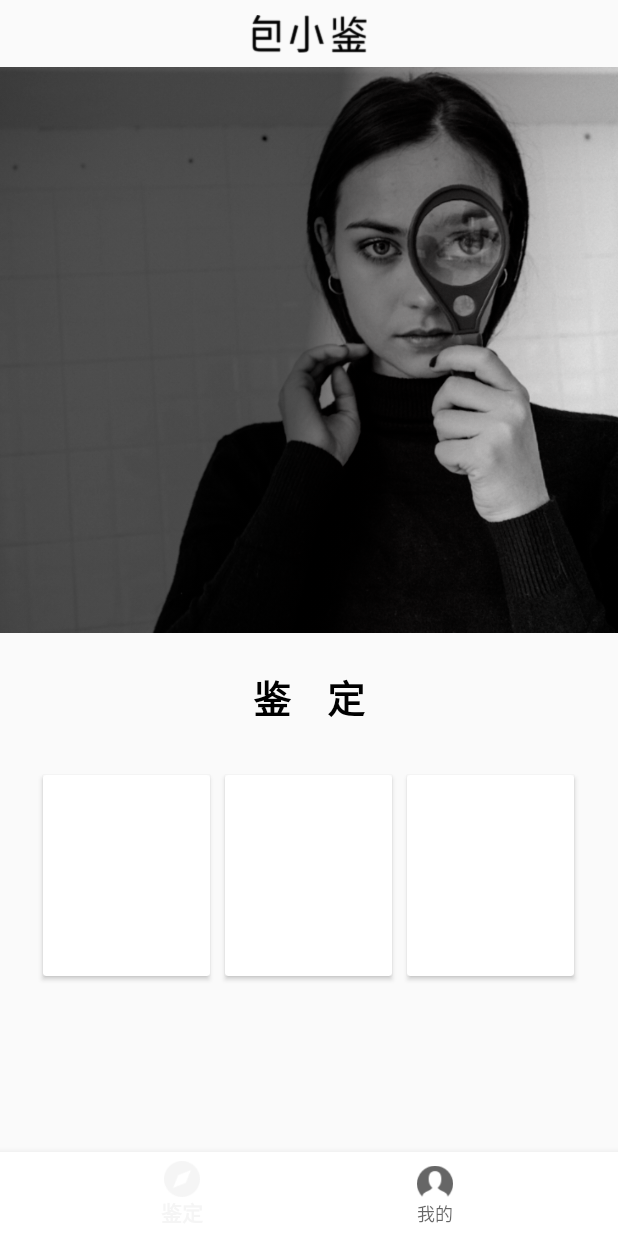
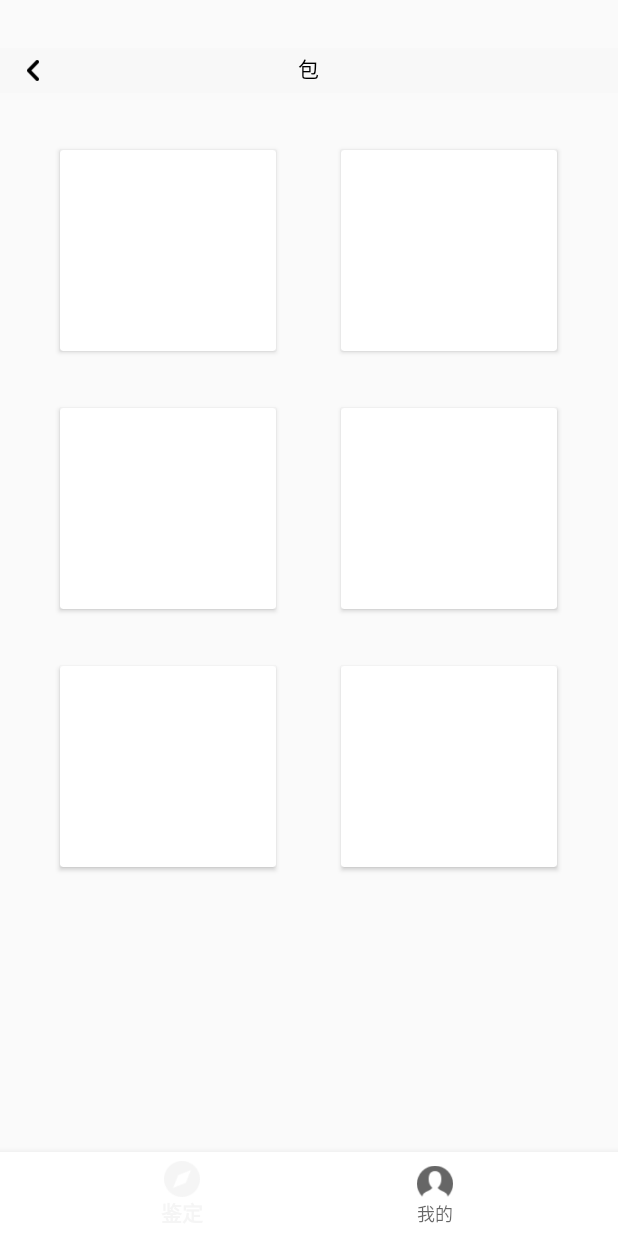
Before and after one commit to BlackRxing/baobao, an Android app: the screen it shows after launch (MainActivity), after a tap on an icon or button, on a phone screen of 412 x 824 dp. Run offline under Robolectric (Android 15) with nearby library versions, the phone set to English and light mode, and no system bars; libraries missing offline, so code that uses them is left out: com.blankj.utilcode; pictures from the network do not load; 2 statements that could not run were skipped.

Commit message:
首页与子分类页切换（通过设置布局visibility实现）

```diff
--- a/app/src/main/java/com/example/baoxiaojianapp/baoxiaojianapp/fragment/AppraisalFragment.java
+++ b/app/src/main/java/com/example/baoxiaojianapp/baoxiaojianapp/fragment/AppraisalFragment.java
@@ -21,6 +21,10 @@ import android.util.Log;
 import android.view.LayoutInflater;
 import android.view.View;
 import android.view.ViewGroup;
+import android.widget.Button;
+import android.widget.LinearLayout;
+import android.widget.RelativeLayout;
+import android.widget.TextView;
 
 import com.blankj.utilcode.util.ToastUtils;
 import com.bumptech.glide.Glide;
@@ -45,6 +49,10 @@ public class AppraisalFragment extends Fragment implements View.OnClickListener
     private CardView shoeCard;
     private CardView bagCard;
     private CardView watchCard;
+    private LinearLayout subclassLayout;
+    private RelativeLayout mainappraisalLayout;
+    private Button subclassButton;
+    private TextView subclassText;
     @Override
     public void onCreate(Bundle savedInstanceState) {
         super.onCreate(savedInstanceState);
@@ -56,6 +64,7 @@ public class AppraisalFragment extends Fragment implements View.OnClickListener
         shoeCard.setOnClickListener(this);
         bagCard.setOnClickListener(this);
         watchCard.setOnClickListener(this);
+        subclassButton.setOnClickListener(this);
     }
 
     private void loadPic(){
@@ -119,12 +128,46 @@ public class AppraisalFragment extends Fragment implements View.OnClickListener
         shoeCard=view.findViewById(R.id.shoe_card);
         bagCard=view.findViewById(R.id.bag_card);
         watchCard=view.findViewById(R.id.watch_card);
+        mainappraisalLayout=view.findViewById(R.id.mainappraisal_layout);
+        subclassLayout=view.findViewById(R.id.mainappraisal_subclass_layout);
+        subclassButton=view.findViewById(R.id.mainappraisal_subclass_button);
+        subclassText=view.findViewById(R.id.subclass_text);
         init();
         return view;
     }
 
+    private void showSubclass(int i){
+        switch (i){
+            case 0:
+                subclassText.setText("包");
+                break;
+            case 1:
+                subclassText.setText("表");
+                break;
+            case 2:
+                subclassText.setText("鞋");
+                break;
+        }
+        subclassLayout.setVisibility(View.VISIBLE);
+        mainappraisalLayout.setVisibility(View.INVISIBLE);
+    }
+
     @Override
     public void onClick(View v) {
-
+        switch (v.getId()){
+            case R.id.mainappraisal_subclass_button:
+                subclassLayout.setVisibility(View.INVISIBLE);
+                mainappraisalLayout.setVisibility(View.VISIBLE);
+                break;
+            case R.id.bag_card:
+                showSubclass(0);
+                break;
+            case R.id.shoe_card:
+                showSubclass(1);
+                break;
+            case R.id.watch_card:
+                showSubclass(2);
+                break;
+        }
     }
 }
--- a/app/src/main/res/layout/fragment_appraisal.xml
+++ b/app/src/main/res/layout/fragment_appraisal.xml
@@ -4,8 +4,10 @@
     android:layout_width="match_parent"
     android:layout_height="match_parent"
     tools:context=".baoxiaojianapp.fragment.AppraisalFragment">
-
+    <include layout="@layout/mainappraisal_subclass_layout"
+        android:visibility="gone"/>
     <RelativeLayout
+        android:id="@+id/mainappraisal_layout"
         android:layout_width="match_parent"
         android:layout_height="match_parent">
 
--- a/app/src/main/res/layout/mainappraisal_subclass_layout.xml
+++ b/app/src/main/res/layout/mainappraisal_subclass_layout.xml
@@ -2,19 +2,22 @@
 <LinearLayout xmlns:android="http://schemas.android.com/apk/res/android"
     android:orientation="vertical"
     android:layout_width="match_parent"
-    android:layout_height="match_parent">
+    android:layout_height="match_parent"
+    android:id="@+id/mainappraisal_subclass_layout">
     <RelativeLayout
         android:layout_width="match_parent"
         android:layout_height="30dp"
         android:layout_marginTop="32dp"
         android:background="#F8F8F8">
         <Button
+            android:id="@+id/mainappraisal_subclass_button"
             android:layout_width="8dp"
             android:layout_height="14dp"
             android:background="@drawable/backarrow"
             android:layout_marginLeft="18dp"
             android:layout_centerVertical="true"/>
         <TextView
+            android:id="@+id/subclass_text"
             android:layout_width="wrap_content"
             android:layout_height="24dp"
             android:text="包包分类"
```
